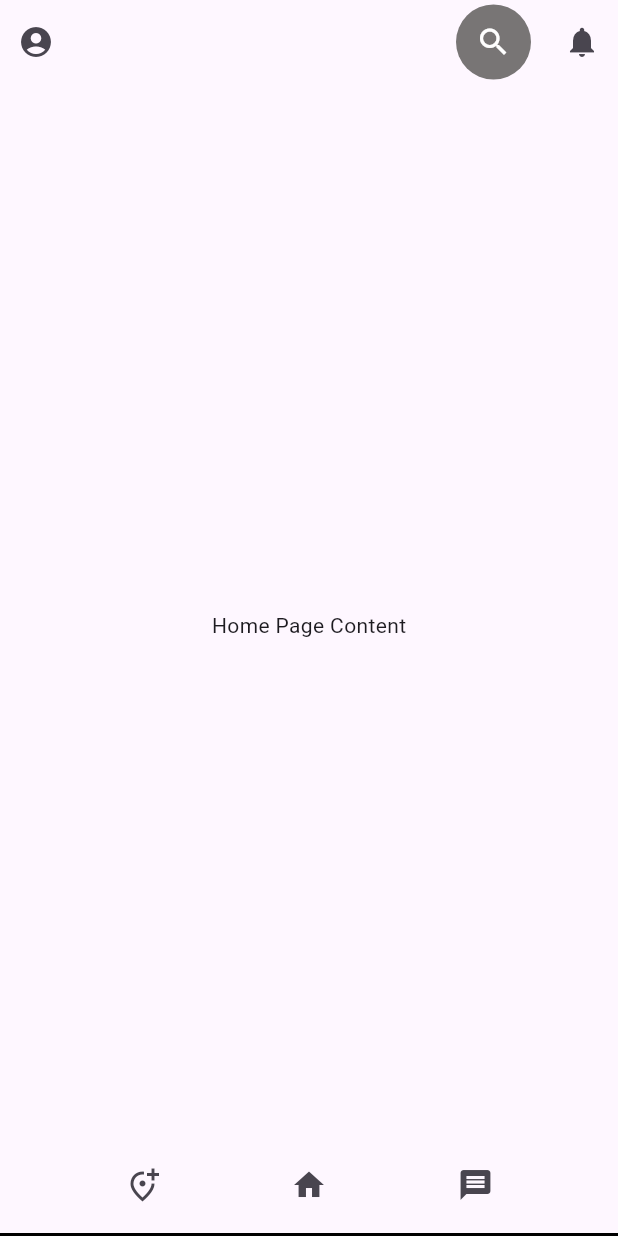
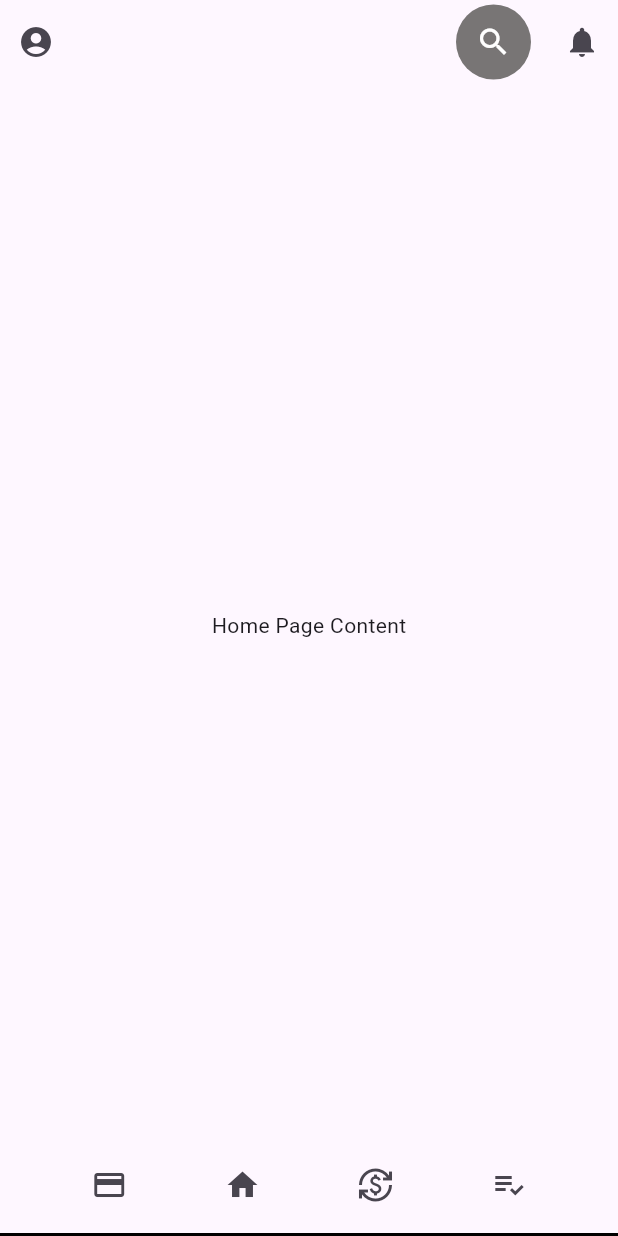
Before and after one commit to davidqwertyuiop/nfc_payment_platform, a Flutter app: the screen it shows after launch, after a tap on "Sign in", on a phone screen of 412 x 824 dp. Run offline on Flutter 3.47's test engine with Material 3 defaults, Android fonts, the phone set to English and light mode, and no system bars; our stand-ins replace google_maps_flutter.

Commit message:
modified:   lib/Login_UI/bottombar.dart 	modified:   lib/data/card_data.dart 	modified:   lib/main.dart 	modified:   pubspec.yaml 	modified:   analysis_options.yaml 	modified:   lib/Login_UI/appbar.dart 	modified:   lib/Login_UI/bottombar.dart 	modified:   lib/home_page.dart 	modified:   lib/main.dart 	deleted:    lib/maps.dart 	deleted:    lib/messages.dart 	modified:   lib/settings.dart 	modified:   pubspec.lock 	modified:   pubspec.yaml 	assets/images/avatar.jpg 	assets/images/avatar2.png 	lib/cards.dart 	lib/data/transaction_data.dart 	lib/exchange.dart 	lib/transaction.dart 	lib/transaction_page.dart

```diff
--- a/lib/Login_UI/bottombar.dart
+++ b/lib/Login_UI/bottombar.dart
@@ -16,8 +16,9 @@ class _BottombarState extends State<Bottombar> {
   // Define your pages here
   final List<Widget> _pages = [
     const Center(child: Text('Home Page Content')),
-    const Center(child: Text('Maps Page Content')),
-    const Center(child: Text('Messages Page Content')),
+    const Center(child: Text('Settings Page Content')),
+    const Center(child: Text('Cards Page Content')),
+    const Center(child: Text("Transaction History Page"),)
   ];
 
   void _onItemTapped(int index) {
@@ -50,15 +51,19 @@ class _BottombarState extends State<Bottombar> {
               children: [
                 IconButton(
                   onPressed: () => _onItemTapped(1),
-                  icon: const Icon(Icons.add_location_alt_outlined),
+                  icon: const Icon(Icons.credit_card),
                 ),
                 IconButton(
-                  onPressed: () => _onItemTapped(0),
-                  icon: const Icon(Icons.home),
+              onPressed: () => _onItemTapped(0),
+              icon: const Icon(Icons.home),
+            ),
+            IconButton(
+                  onPressed: () => _onItemTapped(3),
+                  icon: const Icon(Icons.currency_exchange_sharp),
                 ),
                 IconButton(
                   onPressed: () => _onItemTapped(2),
-                  icon: const Icon(Icons.message),
+                  icon: const Icon(Icons.playlist_add_check_outlined),
                 ),
               ],
             ),
--- a/lib/main.dart
+++ b/lib/main.dart
@@ -1,8 +1,8 @@
 import 'package:flutter/material.dart';
+import 'package:nfc_payment_platform/exchange.dart';
 
 import 'Login_UI/loginscreen.dart';
 import 'app_colors/themes_dart.dart';
-import 'maps.dart';
 import 'messages.dart';
 import 'settings.dart';
 
@@ -18,9 +18,10 @@
     return MaterialApp(
       initialRoute: '/',
       routes: {
-        '/map': (context) => const MapsPage(),
+        '/card': (context) => const Card(),
         '/settings' : (context) => const Settings(),
-        '/messages': (context) => const MessagesPage(),
+        '/transaction': (context) => const TransactionPage(),
+        '/exchange': (context) => const ExchangePage(),
       },
       debugShowCheckedModeBanner: false,
       theme: ThemeData.light(),
--- a/pubspec.yaml
+++ b/pubspec.yaml
@@ -67,6 +67,8 @@ flutter:
   assets:
   - assets/images/image.png
   - assets/images/nfc_image.png
+  - assets/images/avatar2.png
+  - assets/images/avatar.jpg
 
   # An image asset can refer to one or more resolution-specific "variants", see
   # https://flutter.dev/assets-and-images/#resolution-aware
```
Also changed, not shown: lib/data/card_data.dart (+8 -8 lines).
